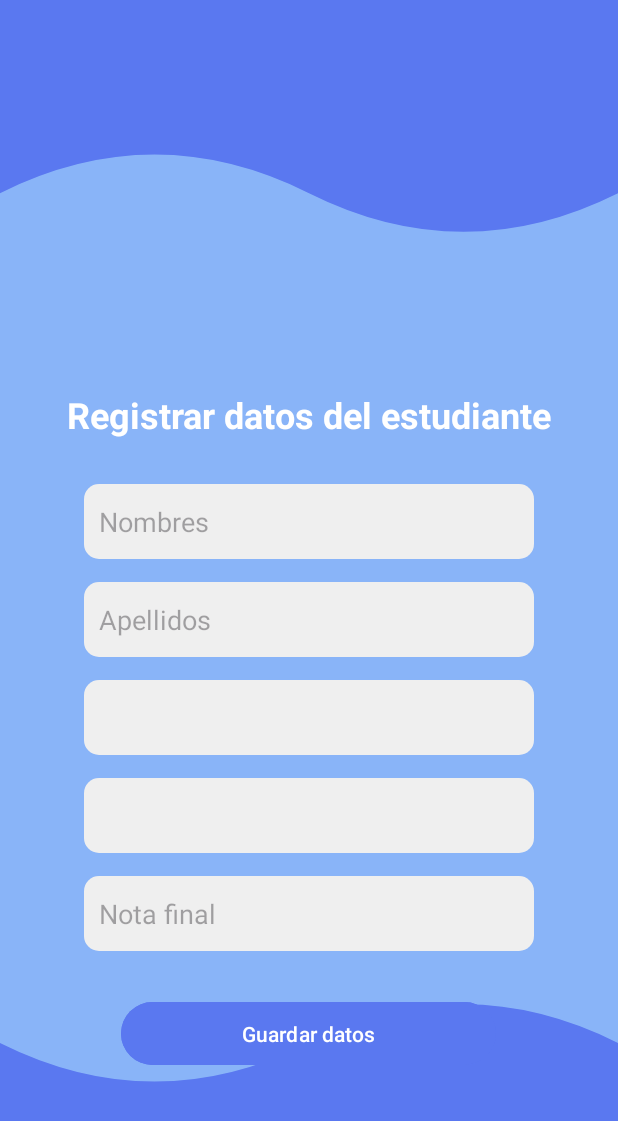
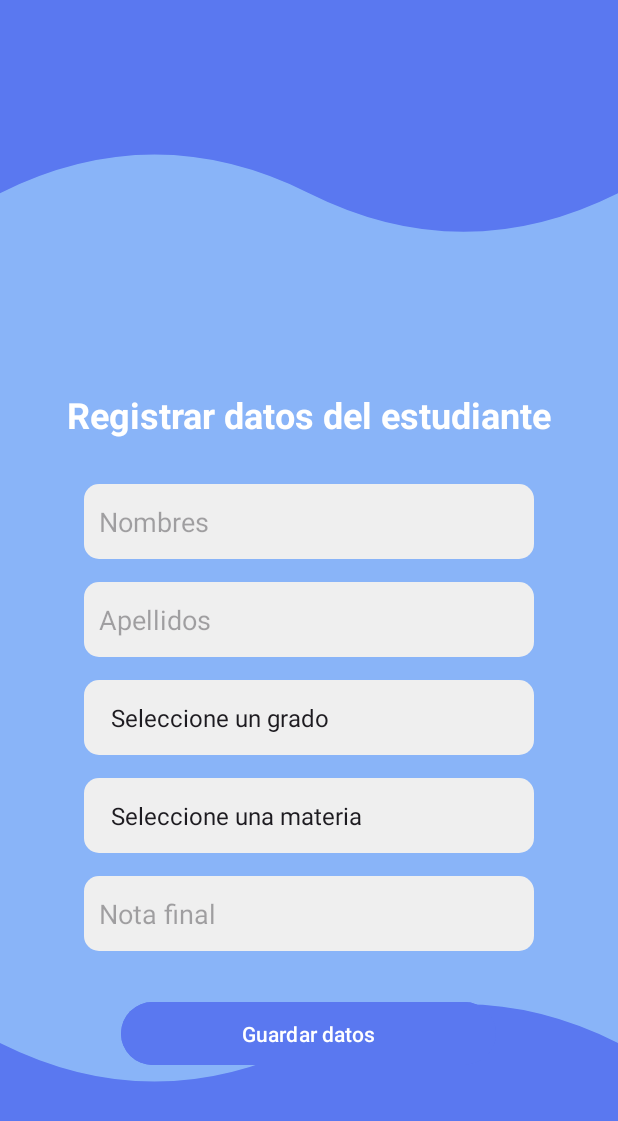
Before and after one commit to MariaTorres0/Desafio2DSM, an Android app: the RegistrarNotasActivity screen opened directly, with no data from a screen before it, on a phone screen of 412 x 824 dp. Shown: the top 1121 px of the screen. Run offline under Robolectric (Android 15) with nearby library versions, the phone set to English and light mode, and no system bars; our stand-ins replace Firebase (no records; nobody signed in at launch, a user with empty details on screens opened directly).

Commit message:
Comenzando funcionabilidad de registrar estudiantes

```diff
--- a/app/build.gradle.kts
+++ b/app/build.gradle.kts
@@ -47,6 +47,7 @@ dependencies {
     implementation(libs.androidx.credentials)
     implementation(libs.androidx.credentials.play.services.auth)
     implementation(libs.googleid)
+    implementation(libs.firebase.database)
     testImplementation(libs.junit)
     androidTestImplementation(libs.androidx.junit)
     androidTestImplementation(libs.androidx.espresso.core)
--- a/app/src/main/java/com/example/desafios2dsm/RegistrarNotasActivity.kt
+++ b/app/src/main/java/com/example/desafios2dsm/RegistrarNotasActivity.kt
@@ -1,14 +1,90 @@
 package com.example.desafios2dsm
 
 import android.os.Bundle
-import androidx.activity.enableEdgeToEdge
+import android.widget.*
 import androidx.appcompat.app.AppCompatActivity
-import androidx.core.view.ViewCompat
-import androidx.core.view.WindowInsetsCompat
+import com.example.desafios2dsm.R
+import com.google.firebase.database.FirebaseDatabase
+import com.example.desafios2dsm.models.Estudiante
 
 class RegistrarNotasActivity : AppCompatActivity() {
+
+    private lateinit var inputNombre: EditText
+    private lateinit var inputApellido: EditText
+    private lateinit var spinnerGrado: Spinner
+    private lateinit var spinnerMateria: Spinner
+    private lateinit var inputNota: EditText
+    private lateinit var btnGuardar: Button
+
+    private val database = FirebaseDatabase.getInstance()
+    private val refEstudiantes = database.getReference("estudiantes")
+
     override fun onCreate(savedInstanceState: Bundle?) {
         super.onCreate(savedInstanceState)
         setContentView(R.layout.activity_registrar_notas)
+
+        inputNombre = findViewById(R.id.inputNombreEstudiante)
+        inputApellido = findViewById(R.id.inputApellidoEstudiante)
+        spinnerGrado = findViewById(R.id.spinnerGrado)
+        spinnerMateria = findViewById(R.id.spinnerMateria)
+        inputNota = findViewById(R.id.inputNota)
+        btnGuardar = findViewById(R.id.btnGuardarNota)
+
+        // Llenar los Spinners
+        cargarSpinners()
+
+        btnGuardar.setOnClickListener {
+            guardarEstudiante()
+        }
+    }
+
+    private fun cargarSpinners() {
+        val grados = listOf("Seleccione un grado", "1er grado", "2do grado", "3er grado", "4to grado", "5to grado", "6to grado", "7mo grado", "8vo grado", "9no grado")
+        val materias = listOf("Seleccione una materia", "Matemáticas", "Ciencias", "Sociales", "Lenguaje", "Inglés", "Educación física")
+
+        val adapterGrado = ArrayAdapter(this, android.R.layout.simple_spinner_item, grados)
+        adapterGrado.setDropDownViewResource(android.R.layout.simple_spinner_dropdown_item)
+        spinnerGrado.adapter = adapterGrado
+
+        val adapterMateria = ArrayAdapter(this, android.R.layout.simple_spinner_item, materias)
+        adapterMateria.setDropDownViewResource(android.R.layout.simple_spinner_dropdown_item)
+        spinnerMateria.adapter = adapterMateria
+    }
+
+    private fun guardarEstudiante() {
+        val nombre = inputNombre.text.toString().trim()
+        val apellido = inputApellido.text.toString().trim()
+        val grado = spinnerGrado.selectedItem?.toString() ?: ""
+        val materia = spinnerMateria.selectedItem?.toString() ?: ""
+        val notaText = inputNota.text.toString().trim()
+
+        if (nombre.isEmpty() || apellido.isEmpty() || grado == "Seleccione un grado" || materia == "Seleccione una materia" || notaText.isEmpty()) {
+            Toast.makeText(this, "Todos los campos son obligatorios", Toast.LENGTH_SHORT).show()
+            return
+        }
+
+        val nota = notaText.toDoubleOrNull()
+        if (nota == null || nota < 0.0 || nota > 10.0) {
+            Toast.makeText(this, "La nota debe estar entre 0 y 10", Toast.LENGTH_SHORT).show()
+            return
+        }
+
+        val id = refEstudiantes.push().key ?: return
+        val estudiante = Estudiante(id, nombre, apellido, grado, materia, nota)
+
+        refEstudiantes.child(id).setValue(estudiante).addOnSuccessListener {
+            Toast.makeText(this, "Estudiante registrado correctamente", Toast.LENGTH_SHORT).show()
+            limpiarCampos()
+        }.addOnFailureListener {
+            Toast.makeText(this, "Error al registrar", Toast.LENGTH_SHORT).show()
+        }
+    }
+
+    private fun limpiarCampos() {
+        inputNombre.text.clear()
+        inputApellido.text.clear()
+        inputNota.text.clear()
+        spinnerGrado.setSelection(0)
+        spinnerMateria.setSelection(0)
     }
 }
--- a/gradle/libs.versions.toml
+++ b/gradle/libs.versions.toml
@@ -1,5 +1,5 @@
 [versions]
-agp = "8.8.0"
+agp = "8.9.0"
 kotlin = "2.0.21"
 coreKtx = "1.10.1"
 junit = "4.13.2"
@@ -14,6 +14,7 @@ firebaseAuth = "23.2.0"
 credentials = "1.5.0"
 credentialsPlayServicesAuth = "1.5.0"
 googleid = "1.1.1"
+firebaseDatabase = "21.0.0"
 
 [libraries]
 androidx-core-ktx = { group = "androidx.core", name = "core-ktx", version.ref = "coreKtx" }
@@ -28,6 +29,7 @@ firebase-auth = { group = "com.google.firebase", name = "firebase-auth", version
 androidx-credentials = { group = "androidx.credentials", name = "credentials", version.ref = "credentials" }
 androidx-credentials-play-services-auth = { group = "androidx.credentials", name = "credentials-play-services-auth", version.ref = "credentialsPlayServicesAuth" }
 googleid = { group = "com.google.android.libraries.identity.googleid", name = "googleid", version.ref = "googleid" }
+firebase-database = { group = "com.google.firebase", name = "firebase-database", version.ref = "firebaseDatabase" }
 
 [plugins]
 android-application = { id = "com.android.application", version.ref = "agp" }
```
Also changed, not shown: app/src/main/java/com/example/desafios2dsm/ListadoActivity.kt (+8 -3 lines).
